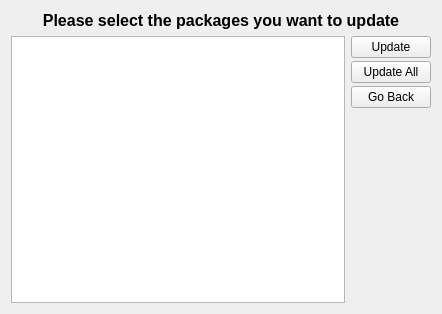
Before: the Qt Designer form UI_Files/updateScreen.ui in GDGVIT/pip-gui, drawn with Qt 5.
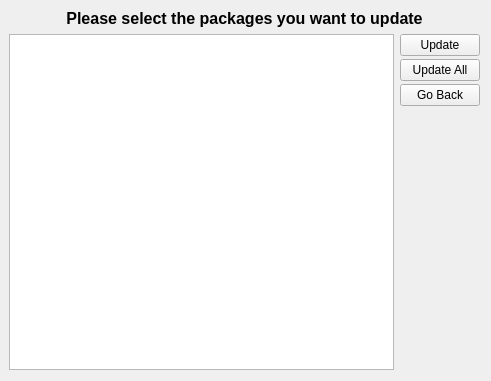
After: the same form once the commit is applied.

Commit message: Layout issue fixed and PEP8 applied

The edit to the form file:
```diff
--- a/UI_Files/updateScreen.ui
+++ b/UI_Files/updateScreen.ui
@@ -6,15 +6,34 @@
    <rect>
     <x>0</x>
     <y>0</y>
-    <width>439</width>
-    <height>314</height>
+    <width>491</width>
+    <height>381</height>
    </rect>
   </property>
+  <property name="minimumSize">
+   <size>
+    <width>491</width>
+    <height>381</height>
+   </size>
+  </property>
+  <property name="maximumSize">
+   <size>
+    <width>491</width>
+    <height>381</height>
+   </size>
+  </property>
   <property name="windowTitle">
    <string>Update Packages</string>
   </property>
-  <layout class="QGridLayout" name="gridLayout">
-   <item row="0" column="0">
+  <widget class="QWidget" name="">
+   <property name="geometry">
+    <rect>
+     <x>9</x>
+     <y>9</y>
+     <width>471</width>
+     <height>361</height>
+    </rect>
+   </property>
     <layout class="QVBoxLayout" name="verticalLayout_2">
      <item>
       <widget class="QLabel" name="label">
@@ -98,8 +117,7 @@
       </layout>
      </item>
     </layout>
-   </item>
-  </layout>
+  </widget>
  </widget>
  <resources/>
  <connections/>
```
Lines whose indentation alone changed are shown as unchanged. The commit also changes 9 other files.
